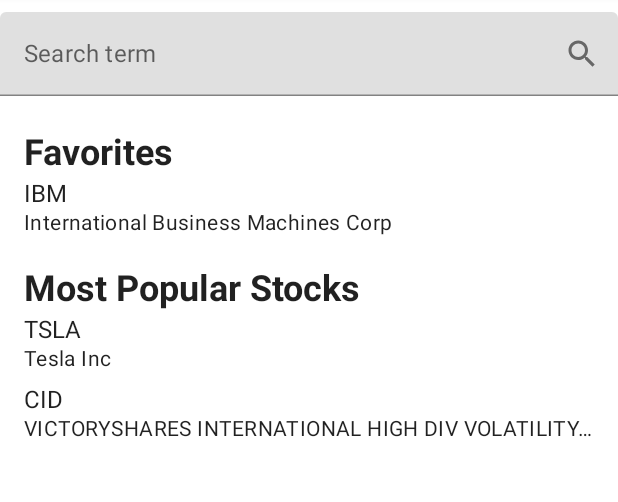
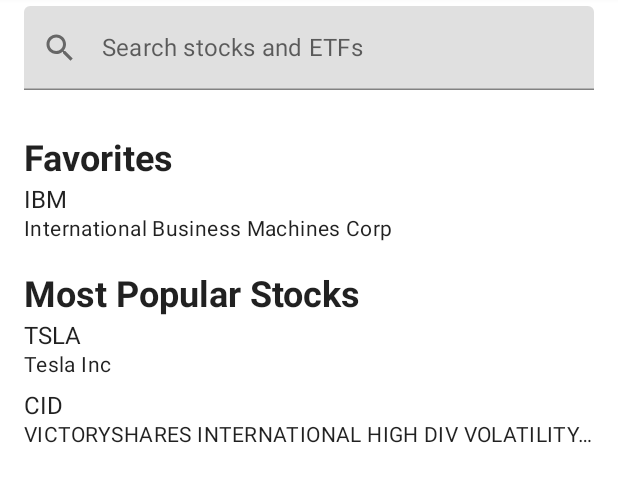
Before and after one commit to jurajkusnier/stock-browser, an Android app built with Jetpack Compose: the @Preview function HomeScreen_Preview, on a phone screen of 412 x 824 dp, the part 90-592 px from its top. Run offline under Robolectric (Android 15) with nearby library versions, the phone set to English and light mode, and no system bars; our stand-ins replace livedata-compose; network calls fail.

Commit message:
Search stocks and ETFs

```diff
--- a/app/src/main/java/com/juraj/stocksbrowser/data/InstrumentsDao.kt
+++ b/app/src/main/java/com/juraj/stocksbrowser/data/InstrumentsDao.kt
@@ -12,7 +12,7 @@ interface InstrumentsDao {
     @Insert(onConflict = OnConflictStrategy.IGNORE)
     suspend fun insert(instrumentEntity: InstrumentEntity)
 
-    @Query("SELECT * FROM instruments WHERE name LIKE :name")
+    @Query("SELECT * FROM instruments WHERE name LIKE :name OR symbol LIKE :name")
     suspend fun findByName(name: String): List<InstrumentEntity>
 
     @Query("SELECT * FROM instruments WHERE symbol IN (:symbols)")
--- a/app/src/main/java/com/juraj/stocksbrowser/repositories/InstrumentsRepository.kt
+++ b/app/src/main/java/com/juraj/stocksbrowser/repositories/InstrumentsRepository.kt
@@ -2,6 +2,7 @@ package com.juraj.stocksbrowser.repositories
 
 import com.juraj.stocksbrowser.data.InstrumentEntity
 import com.juraj.stocksbrowser.data.InstrumentsDao
+import com.juraj.stocksbrowser.utils.toAlphaNumericString
 import kotlinx.coroutines.flow.Flow
 import javax.inject.Inject
 
@@ -14,4 +15,7 @@ class InstrumentsRepository @Inject constructor(private val instrumentsDao: Inst
     fun findInstruments(symbols: List<String>): Flow<List<InstrumentEntity>> =
         instrumentsDao.findSymbols(symbols)
 
+    suspend fun searchInstruments(text: String): List<InstrumentEntity> =
+        instrumentsDao.findByName(text.toAlphaNumericString() + "%")
+
 }
--- a/app/src/main/java/com/juraj/stocksbrowser/ui/home/HomeScreen.kt
+++ b/app/src/main/java/com/juraj/stocksbrowser/ui/home/HomeScreen.kt
@@ -1,9 +1,6 @@
 package com.juraj.stocksbrowser.ui.home
 
-import androidx.compose.foundation.layout.Arrangement
-import androidx.compose.foundation.layout.Column
-import androidx.compose.foundation.layout.fillMaxWidth
-import androidx.compose.foundation.layout.padding
+import androidx.compose.foundation.layout.*
 import androidx.compose.foundation.lazy.LazyColumn
 import androidx.compose.foundation.lazy.LazyListScope
 import androidx.compose.material.LinearProgressIndicator
@@ -17,7 +14,6 @@ import androidx.compose.ui.tooling.preview.Devices
 import androidx.compose.ui.tooling.preview.Preview
 import androidx.compose.ui.unit.dp
 import androidx.navigation.NavController
-import com.juraj.stocksbrowser.SearchTextField
 import com.juraj.stocksbrowser.navigation.NavDestinations
 import com.juraj.stocksbrowser.ui.theme.StockListHeaderItem
 import com.juraj.stocksbrowser.ui.theme.StocksBrowserTheme
@@ -25,8 +21,10 @@ import com.juraj.stocksbrowser.ui.theme.StocksBrowserTheme
 @Composable
 fun HomeScreen(viewModel: HomeScreenViewModel, navController: NavController) {
     viewModel.viewState.observeAsState().value?.let { viewState ->
-        HomeScreen(viewState) {
+        HomeScreen(viewState, {
             navController.navigate(NavDestinations.Details.uri(it.symbol))
+        }) {
+            viewModel.setTextFieldValue(it)
         }
     }
 }
@@ -34,30 +32,35 @@ fun HomeScreen(viewModel: HomeScreenViewModel, navController: NavController) {
 @Composable
 private fun HomeScreen(
     state: HomeScreenState,
-    openStockDetails: (ListItem.InstrumentItem) -> Unit
+    openStockDetails: (ListItem.InstrumentItem) -> Unit,
+    setTextFieldValue: (String) -> Unit
 ) {
     Scaffold(topBar = {
         TopAppBar {
             Text("Stocks Browser")
         }
     }) { paddingValue ->
-        Column(
+        Box(
             Modifier
                 .fillMaxWidth()
-                .padding(paddingValue),
-            verticalArrangement = Arrangement.spacedBy(8.dp)
+                .padding(paddingValue)
         ) {
+            Column(
+                Modifier.fillMaxWidth(),
+                verticalArrangement = Arrangement.spacedBy(8.dp)
+            ) {
+
+                SearchTextField(state.textFieldValue, setTextFieldValue)
+
+                LazyColumn {
+                    state.list.forEachIndexed { index, listItem ->
+                        addListItem(listItem, openStockDetails)
+                    }
+                }
+            }
 
             if (state.isLoading) {
                 LinearProgressIndicator(modifier = Modifier.fillMaxWidth())
-            }
-
-            SearchTextField { }
-
-            LazyColumn {
-                state.list.forEachIndexed { index, listItem ->
-                    addListItem(listItem, openStockDetails)
-                }
             }
         }
     }
@@ -112,7 +115,7 @@ fun HomeScreen_Preview() {
                         assetType = "ETF"
                     )
                 )
-            )
+            ), {}
         ) {}
     }
 }
--- a/app/src/main/java/com/juraj/stocksbrowser/ui/home/HomeScreenState.kt
+++ b/app/src/main/java/com/juraj/stocksbrowser/ui/home/HomeScreenState.kt
@@ -4,6 +4,7 @@ import com.juraj.stocksbrowser.data.InstrumentEntity
 
 data class HomeScreenState(
     val isLoading: Boolean = true,
+    val textFieldValue:String = "",
     val list: List<ListItem> = emptyList()
 )
 
--- a/app/src/main/java/com/juraj/stocksbrowser/ui/home/SearchTextField.kt
+++ b/app/src/main/java/com/juraj/stocksbrowser/ui/home/SearchTextField.kt
@@ -1,42 +1,68 @@
-package com.juraj.stocksbrowser
+package com.juraj.stocksbrowser.ui.home
 
 import androidx.compose.foundation.layout.Row
 import androidx.compose.foundation.layout.fillMaxWidth
+import androidx.compose.foundation.layout.padding
 import androidx.compose.material.Icon
 import androidx.compose.material.IconButton
 import androidx.compose.material.Text
 import androidx.compose.material.TextField
 import androidx.compose.material.icons.Icons
+import androidx.compose.material.icons.filled.Close
 import androidx.compose.material.icons.filled.Search
 import androidx.compose.runtime.*
 import androidx.compose.ui.Alignment
 import androidx.compose.ui.Modifier
 import androidx.compose.ui.tooling.preview.Preview
+import androidx.compose.ui.unit.dp
 import com.juraj.stocksbrowser.ui.theme.StocksBrowserTheme
 
 @Composable
-fun SearchTextField(doSearch: (String) -> Unit) {
-    var textFieldValue by remember { mutableStateOf("") }
-
-    Row(verticalAlignment = Alignment.CenterVertically) {
-        TextField(value = textFieldValue, onValueChange = {
-            textFieldValue = it
-        }, trailingIcon = {
-            IconButton(onClick = {
-                doSearch(textFieldValue)
-            }) {
+fun SearchTextField(textFieldValue: String, onValueChange: (String) -> Unit) {
+    Row(
+        verticalAlignment = Alignment.CenterVertically,
+        modifier = Modifier.padding(vertical = 8.dp, horizontal = 16.dp)
+    ) {
+        TextField(value = textFieldValue,
+            maxLines = 1,
+            singleLine = true,
+            onValueChange = onValueChange,
+            leadingIcon = {
                 Icon(Icons.Default.Search, null)
+            }, trailingIcon = {
+                if (textFieldValue.isNotEmpty()) {
+                    IconButton(onClick = { onValueChange("") }) {
+                        Icon(Icons.Default.Close, null)
+                    }
+                }
+            },
+            modifier = Modifier.fillMaxWidth(), label = {
+                Text("Search stocks and ETFs")
             }
-        }, modifier = Modifier.fillMaxWidth(), label = {
-            Text("Search term")
-        })
+        )
     }
 }
 
 @Preview(showBackground = true, widthDp = 400)
 @Composable
-fun SearchTextField_Preview() {
+fun SearchTextField_PreviewEmpty() {
     StocksBrowserTheme {
-        SearchTextField { }
+        SearchTextField("") { }
     }
 }
+
+@Preview(showBackground = true, widthDp = 400)
+@Composable
+fun SearchTextField_PreviewWithText() {
+    StocksBrowserTheme {
+        SearchTextField("Microsoft") { }
+    }
+}
+
+@Preview(showBackground = true, widthDp = 400)
+@Composable
+fun SearchTextField_PreviewWithVeryLongText() {
+    StocksBrowserTheme {
+        SearchTextField("This is very very very long long long text text text") { }
+    }
+}
--- /dev/null
+++ b/app/src/main/java/com/juraj/stocksbrowser/utils/StringExt.kt
@@ -0,0 +1,3 @@
+package com.juraj.stocksbrowser.utils
+
+fun String.toAlphaNumericString() = trim().replace(Regex("[^A-Za-z0-9 ]"), "")
```
Also changed, not shown: app/src/main/java/com/juraj/stocksbrowser/ui/home/HomeScreenViewModel.kt (+27 -6 lines), app/src/main/java/com/juraj/stocksbrowser/usecases/SearchStocksAndEtfsUseCase.kt (added, +15 -0 lines).
